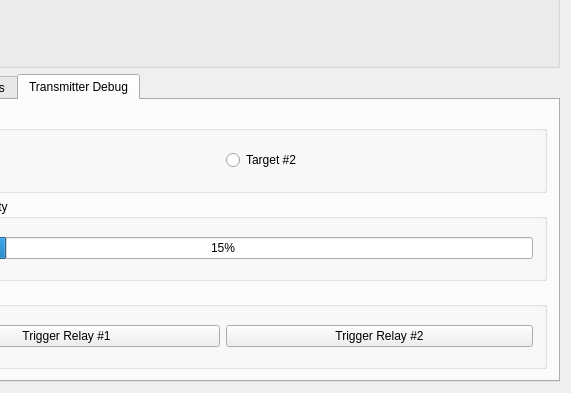
Above: tools/boomconfig/mainwindow.ui from Buanderie/boomrtx before the change; both pictures show x 125 to 696 and y 397 to 790 of the 696 by 790 pixel window. Below: the same form after it.
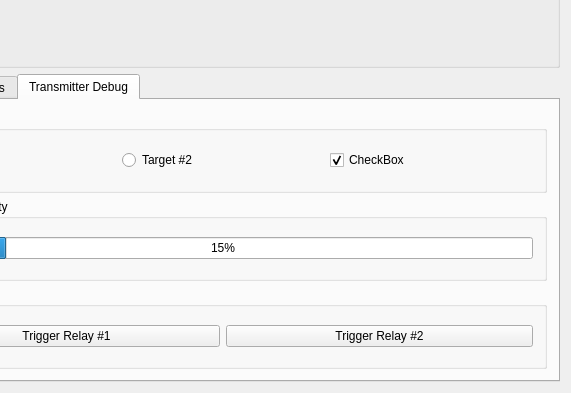
That is the form after the change. The open tabs and pages were chosen to show the change. Custom widgets are drawn as their Qt base class.

Diff of the .ui file:
```diff
--- a/tools/boomconfig/mainwindow.ui
+++ b/tools/boomconfig/mainwindow.ui
@@ -169,6 +169,16 @@
              </property>
             </widget>
            </item>
+           <item row="0" column="2">
+            <widget class="QCheckBox" name="checkMechanicalSelection">
+             <property name="text">
+              <string>CheckBox</string>
+             </property>
+             <property name="checked">
+              <bool>true</bool>
+             </property>
+            </widget>
+           </item>
           </layout>
          </widget>
         </item>
```
Left out of the diff: 10 changed lines with no effect on the pictures.
